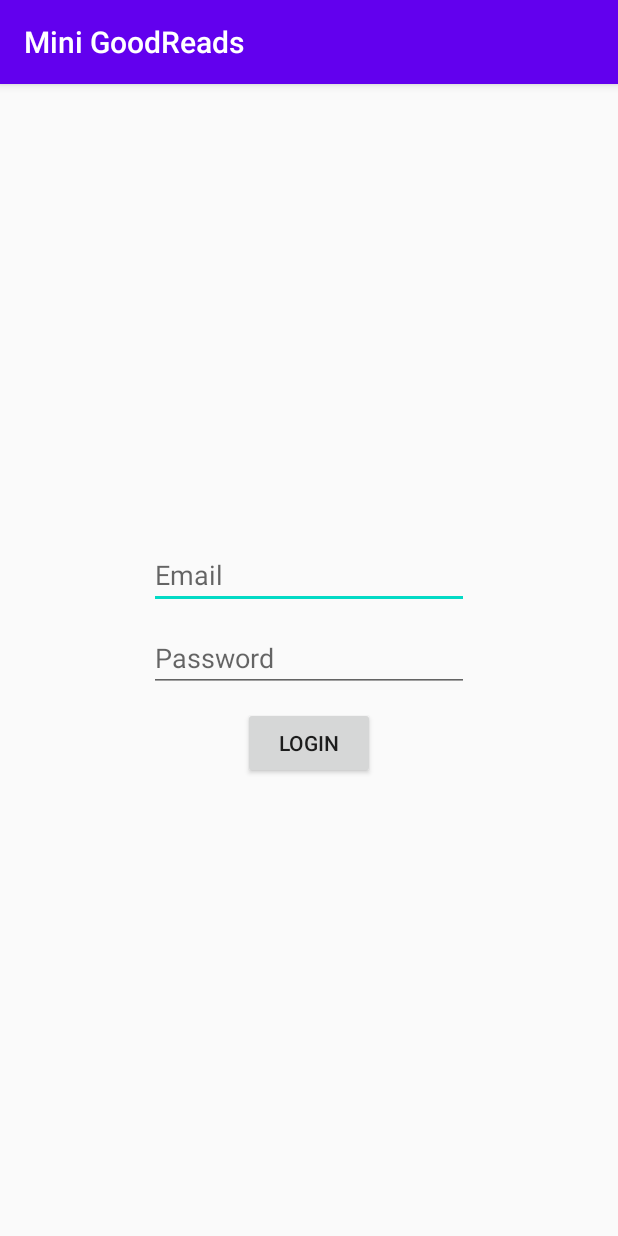
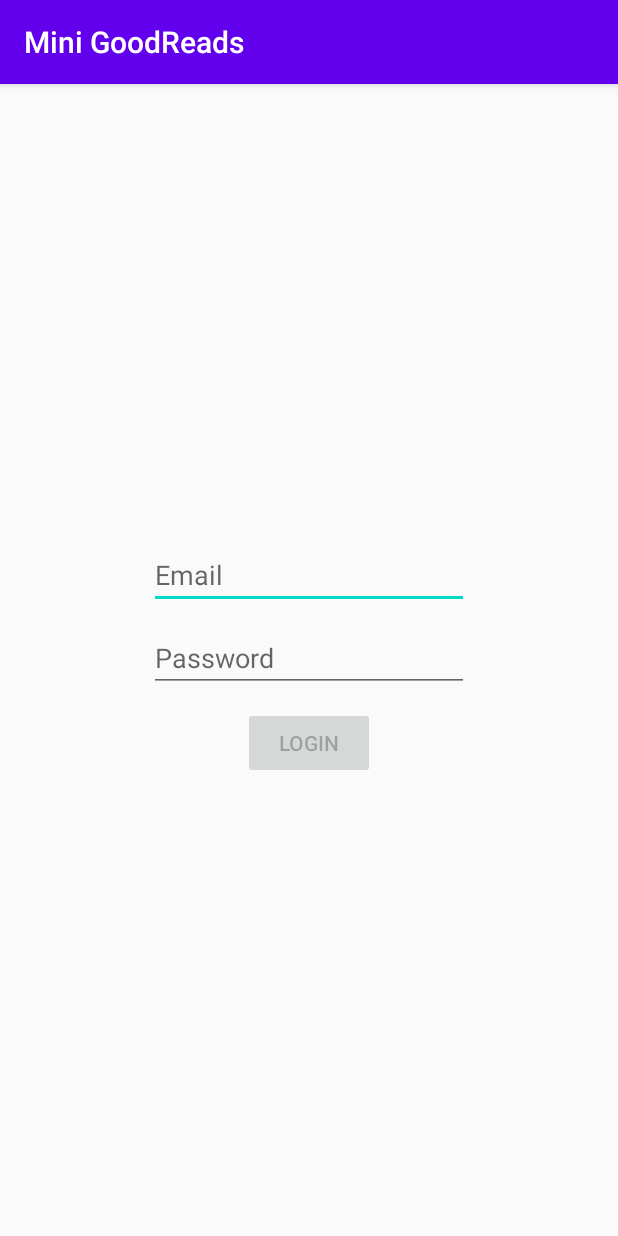
Before and after one commit to navjotbedi/Mini-GoodReads, an Android app: the screen it shows after launch (LoginActivity), on a phone screen of 412 x 824 dp. Run offline under Robolectric (Android 15) with nearby library versions, the phone set to English and light mode, and no system bars; our stand-ins replace Dagger/Hilt's generated code, RxJava, data binding; libraries missing offline, so code that uses them is left out: androidx.hilt.lifecycle.

Commit message:
Added login responsive ui

```diff
--- a/app/src/main/java/com/dehaat/goodreads/adapters/AuthorAdapter.kt
+++ b/app/src/main/java/com/dehaat/goodreads/adapters/AuthorAdapter.kt
@@ -9,6 +9,7 @@ import androidx.recyclerview.widget.RecyclerView
 import com.dehaat.goodreads.R
 import com.dehaat.goodreads.databinding.ListItemAuthorBinding
 import com.dehaat.goodreads.db.entity.Author
+import com.dehaat.goodreads.viewmodels.AuthorViewModel
 
 class AuthorAdapter(private val listener: OnClickListener?) : ListAdapter<Author, AuthorAdapter.ViewHolder>(AuthorDiffCallback()) {
 
@@ -36,7 +37,7 @@ class AuthorAdapter(private val listener: OnClickListener?) : ListAdapter<Author
 
         fun bind(author: Author) {
             with(binding) {
-                viewModel?.author = author
+                viewModel = AuthorViewModel(author)
 //                ReadMoreOption.addReadMoreTo(binding.textViewAuthorBio, author.bio)
                 executePendingBindings()
             }
--- a/app/src/main/java/com/dehaat/goodreads/adapters/BookAdapter.kt
+++ b/app/src/main/java/com/dehaat/goodreads/adapters/BookAdapter.kt
@@ -9,6 +9,7 @@ import androidx.recyclerview.widget.RecyclerView
 import com.dehaat.goodreads.R
 import com.dehaat.goodreads.databinding.ListItemBookBinding
 import com.dehaat.goodreads.db.entity.Book
+import com.dehaat.goodreads.viewmodels.BookViewModel
 
 class BookAdapter : ListAdapter<Book, BookAdapter.ViewHolder>(BookDiffCallback()) {
 
@@ -24,7 +25,7 @@ class BookAdapter : ListAdapter<Book, BookAdapter.ViewHolder>(BookDiffCallback()
 
         fun bind(book: Book) {
             with(binding) {
-                viewModel?.book = book
+                viewModel = BookViewModel(book)
                 executePendingBindings()
             }
         }
--- a/app/src/main/java/com/dehaat/goodreads/network/RestApi.kt
+++ b/app/src/main/java/com/dehaat/goodreads/network/RestApi.kt
@@ -22,13 +22,14 @@ import com.dehaat.goodreads.network.response.LoginResponse
 import com.dehaat.goodreads.utils.GlobalConfig.Endpoint.URL_AUTHOR_REQUEST
 import com.dehaat.goodreads.utils.GlobalConfig.Endpoint.URL_LOGIN_REQUEST
 import io.reactivex.rxjava3.core.Single
+import retrofit2.http.Body
 import retrofit2.http.GET
 import retrofit2.http.POST
 
 interface RestApi {
 
     @POST(URL_LOGIN_REQUEST)
-    fun login(loginRequest: LoginRequest): Single<LoginResponse>
+    fun login(@Body loginRequest: LoginRequest): Single<LoginResponse>
 
     @GET(URL_AUTHOR_REQUEST)
     fun getBooks(): Single<BooksResponse>
--- a/app/src/main/java/com/dehaat/goodreads/screens/LoginActivity.kt
+++ b/app/src/main/java/com/dehaat/goodreads/screens/LoginActivity.kt
@@ -5,6 +5,7 @@ import android.os.Bundle
 import androidx.activity.viewModels
 import androidx.appcompat.app.AppCompatActivity
 import androidx.core.widget.addTextChangedListener
+import androidx.lifecycle.Observer
 import com.dehaat.goodreads.R
 import com.dehaat.goodreads.databinding.ActivityLoginBinding
 import com.dehaat.goodreads.manager.PreferenceManager
@@ -22,12 +23,12 @@ class LoginActivity : AppCompatActivity(R.layout.activity_login) {
     }
 
     private lateinit var binding: ActivityLoginBinding
-    private val loginViewModel: LoginViewModel by viewModels()
+    private val viewModel: LoginViewModel by viewModels()
     @Inject lateinit var preferenceManager: PreferenceManager
 
     override fun onCreate(savedInstanceState: Bundle?) {
         super.onCreate(savedInstanceState)
-        if (loginViewModel.isLoggedIn()) {
+        if (viewModel.isLoggedIn()) {
             val intent = Intent(this, MainActivity::class.java).apply {
                 flags = Intent.FLAG_ACTIVITY_NEW_TASK or Intent.FLAG_ACTIVITY_CLEAR_TASK
             }
@@ -38,14 +39,7 @@ class LoginActivity : AppCompatActivity(R.layout.activity_login) {
 
     override fun onPostCreate(savedInstanceState: Bundle?) {
         super.onPostCreate(savedInstanceState)
-
-
-    }
-
-    override fun onResume() {
-        super.onResume()
-
-        binding = ActivityLoginBinding.bind(findViewById(android.R.id.content))
+        binding = ActivityLoginBinding.bind(findViewById(R.id.root))
         attachTextWatcher()
         attachCallback()
     }
@@ -54,8 +48,8 @@ class LoginActivity : AppCompatActivity(R.layout.activity_login) {
         binding.callback = object : Callback {
             override fun login() {
                 if (binding.editTextEmail.text.toString().matches(emailPattern.toRegex())) {
-                    if (binding.editTextPassword.text.trim() == VALID_PASSWORD) {
-                        loginViewModel.performLogin(binding.editTextEmail.text.toString(), binding.editTextPassword.text.toString()).subscribeBy(onError = {}, onSuccess = {
+                    if (binding.editTextPassword.text.toString() == VALID_PASSWORD) {
+                        viewModel.performLogin(binding.editTextEmail.text.toString(), binding.editTextPassword.text.toString()).subscribeBy(onError = {}, onSuccess = {
                             startActivity(Intent(binding.root.context, MainActivity::class.java))
                         })
 
@@ -68,14 +62,18 @@ class LoginActivity : AppCompatActivity(R.layout.activity_login) {
     private fun attachTextWatcher() {
         binding.editTextEmail.addTextChangedListener(onTextChanged = { s, _, _, _ ->
             s?.let {
-                loginViewModel.enableLogin = (it.isNotBlank() && binding.editTextPassword.text.isNotBlank())
+                viewModel.enableLogin.postValue(it.isNotBlank() && binding.editTextPassword.text.isNotBlank())
             }
         })
 
         binding.editTextPassword.addTextChangedListener(onTextChanged = { s, _, _, _ ->
             s?.let {
-                loginViewModel.enableLogin = (it.isNotBlank() && binding.editTextEmail.text.isNotBlank())
+                viewModel.enableLogin.postValue(it.isNotBlank() && binding.editTextEmail.text.isNotBlank())
             }
+        })
+
+        viewModel.enableLogin.observe(this, Observer<Boolean> {
+            binding.buttonLogin.isEnabled = it
         })
     }
 
--- a/app/src/main/java/com/dehaat/goodreads/viewmodels/LoginViewModel.kt
+++ b/app/src/main/java/com/dehaat/goodreads/viewmodels/LoginViewModel.kt
@@ -1,6 +1,7 @@
 package com.dehaat.goodreads.viewmodels
 
 import androidx.hilt.lifecycle.ViewModelInject
+import androidx.lifecycle.MutableLiveData
 import androidx.lifecycle.ViewModel
 import com.dehaat.goodreads.manager.PreferenceManager
 import com.dehaat.goodreads.network.RestApi
@@ -11,7 +12,9 @@ import io.reactivex.rxjava3.schedulers.Schedulers
 
 class LoginViewModel @ViewModelInject constructor(private val preferenceManager: PreferenceManager, private val restApi: RestApi) : ViewModel() {
 
-    var enableLogin: Boolean = false
+    val enableLogin: MutableLiveData<Boolean> by lazy {
+        MutableLiveData<Boolean>()
+    }
 
     fun isLoggedIn(): Boolean {
         return preferenceManager.isLoggedIn
--- a/app/src/main/res/layout-land/activity_main.xml
+++ b/app/src/main/res/layout-land/activity_main.xml
@@ -11,13 +11,13 @@
         android:name="com.dehaat.goodreads.screens.AuthorFragment"
         android:layout_width="0px"
         android:layout_height="match_parent"
-        android:layout_weight="1" />
+        android:layout_weight="0.8" />
 
     <fragment
         android:id="@+id/bookFragment"
         android:name="com.dehaat.goodreads.screens.BookFragment"
         android:layout_width="0px"
         android:layout_height="match_parent"
-        android:layout_weight="1" />
+        android:layout_weight="1.2" />
 
 </LinearLayout>
--- a/app/src/main/res/layout/activity_login.xml
+++ b/app/src/main/res/layout/activity_login.xml
@@ -16,6 +16,7 @@
     <androidx.constraintlayout.widget.ConstraintLayout xmlns:tools="http://schemas.android.com/tools"
         android:layout_width="match_parent"
         android:layout_height="match_parent"
+        android:id="@+id/root"
         tools:context=".screens.LoginActivity">
 
         <EditText
--- a/app/src/main/res/layout/fragment_book.xml
+++ b/app/src/main/res/layout/fragment_book.xml
@@ -4,7 +4,7 @@
     xmlns:tools="http://schemas.android.com/tools"
     android:layout_width="match_parent"
     android:layout_height="match_parent"
-    android:background="@android:color/darker_gray">
+    android:background="#ececec">
 
     <androidx.recyclerview.widget.RecyclerView
         android:id="@+id/bookList"
--- a/app/src/main/res/layout/list_item_author.xml
+++ b/app/src/main/res/layout/list_item_author.xml
@@ -3,7 +3,6 @@
     xmlns:app="http://schemas.android.com/apk/res-auto">
 
     <data>
-
         <variable
             name="clickListener"
             type="com.dehaat.goodreads.adapters.AuthorAdapter.OnClickListener" />
```
